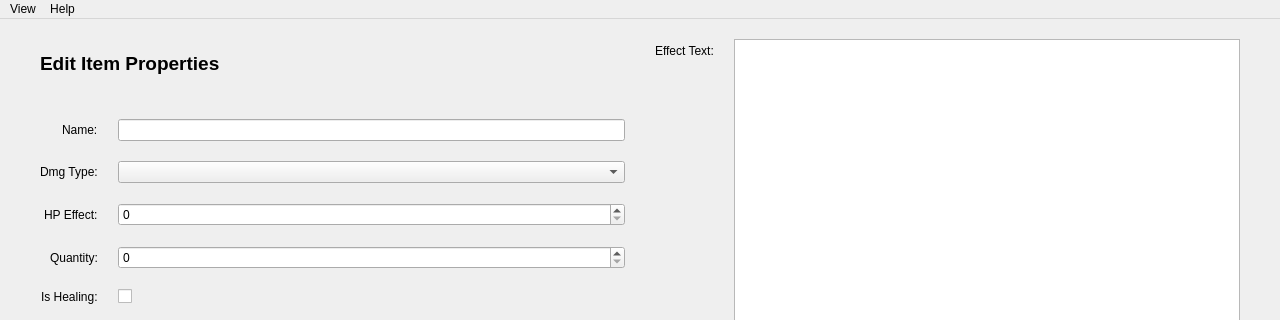
20dj-kws-sdd/tbrpggepp, file UI_Layouts/editItemForm.ui: the form before one commit; both pictures show x 0 to 1280 and y 0 to 320 of the 1280 by 720 pixel window.
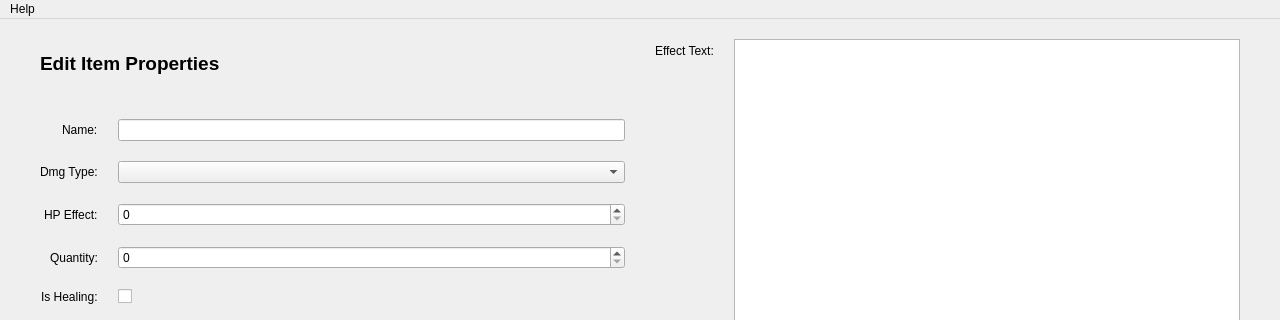
The form after the commit.

Commit message: minor bug fix and remove 'view' from UI menu

What changed in the file:
```diff
--- a/UI_Layouts/editItemForm.ui
+++ b/UI_Layouts/editItemForm.ui
@@ -202,17 +202,11 @@
      <height>30</height>
     </rect>
    </property>
-   <widget class="QMenu" name="menuView">
-    <property name="title">
-     <string>View</string>
-    </property>
-   </widget>
    <widget class="QMenu" name="menuHelp">
     <property name="title">
      <string>Help</string>
     </property>
    </widget>
-   <addaction name="menuView"/>
    <addaction name="menuHelp"/>
   </widget>
   <action name="actionOpen_File">
```
The commit also changes 7 other files.
